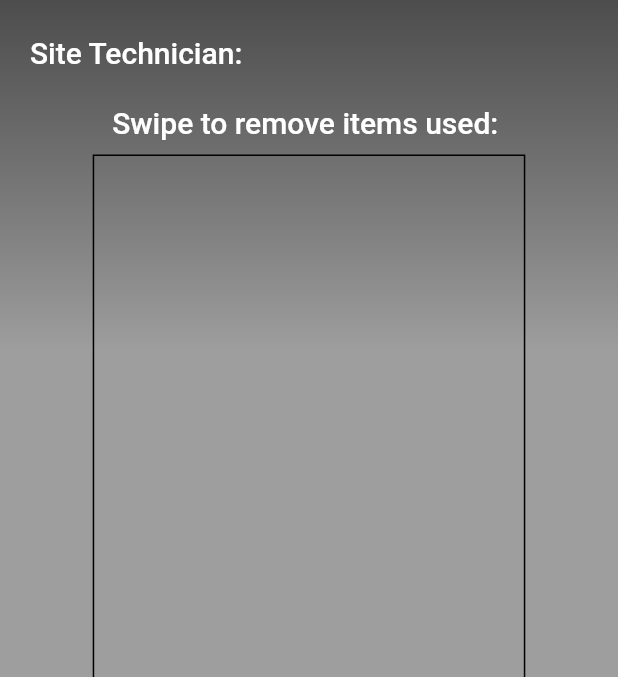
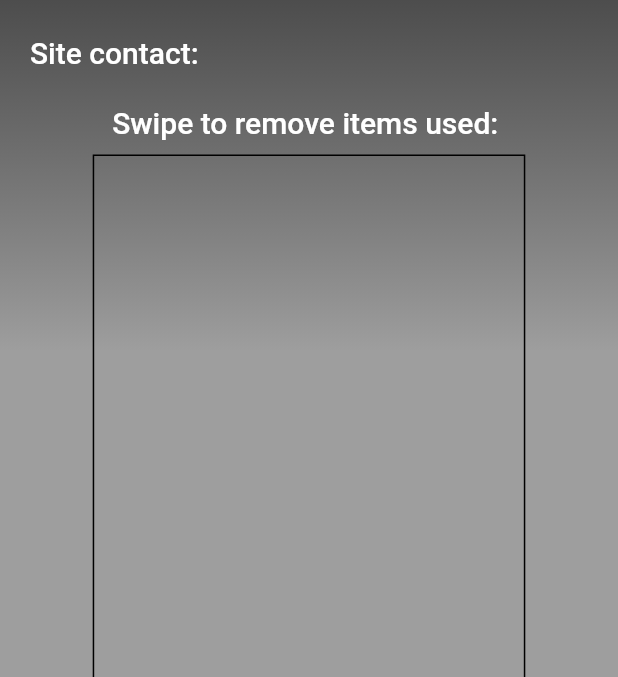
Before and after one commit to StevenPicache/visionaries_mobile_app, a Flutter app: the FinishJob screen opened directly with empty values, on a phone screen of 412 x 824 dp, the part 309-986 px from its top. Run offline on Flutter 3.47's test engine with Material 2 defaults, Android fonts, the phone set to English and light mode, and no system bars; our stand-ins replace animated_text_kit, flutter_progress_hud, google_maps_flutter, location, rflutter_alert, shared_preferences and 1 more; missing offline and left inert: barcode_scan, flutter_polyline_points, geocoder; accounts and stored records are empty; network calls fail.

```diff
--- a/lib/screens/finish_job_screen.dart
+++ b/lib/screens/finish_job_screen.dart
@@ -117,7 +117,7 @@ class _FinishJobState extends State<FinishJob> {
                         mainAxisAlignment: MainAxisAlignment.spaceEvenly,
                         children: [
                           Text(
-                            "Site Technician:",
+                            "Site contact:",
                             style: TextStyle(
                               fontSize: 20.0,
                               fontWeight: FontWeight.w500,
--- a/lib/screens/move_items_screen.dart
+++ b/lib/screens/move_items_screen.dart
@@ -277,7 +277,10 @@ class _MoveItemsState extends State<MoveItems> {
 
   Future scan() async {
     try {
+      //String str_barcode = await BarcodeScanner.scan();
+
       String str_barcode = await BarcodeScanner.scan();
+
       this.barcode = str_barcode;
       setState(() {
         upcController.text = str_barcode;
@@ -385,6 +388,7 @@ class _MoveItemsState extends State<MoveItems> {
               "$userID/"
               "$param4_identifier";
 
+      print(url);
       final response = await http.get(
         Uri.parse(url),
         headers: {HttpHeaders.authorizationHeader: "JWT $authKey"},
@@ -430,7 +434,7 @@ class _MoveItemsState extends State<MoveItems> {
 
     else if (response.statusCode == 258) {
       response = json.decode(response.body);
-      FeedbackUtils.showFeedbackAlert(context, "ERROR_258").show();
+      FeedbackUtils.showFeedbackAlert(context, "ERROR_CODE_258").show();
     }
 
 
```
Also changed, not shown: 1 other file.
